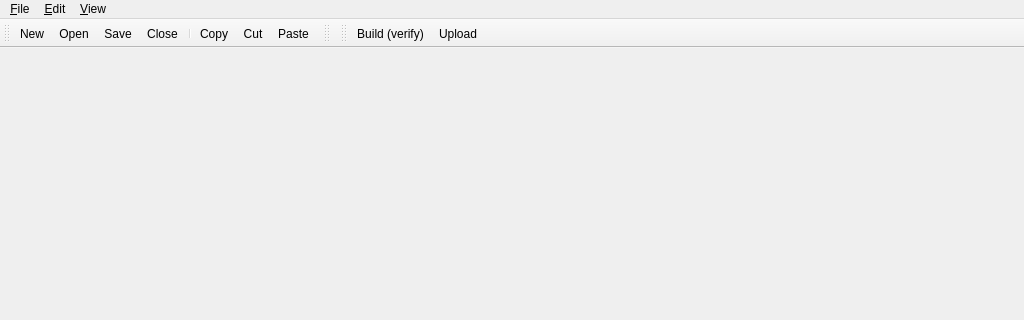
Before: the Qt Designer form gui/MainWindow.ui in mupuf/arduide, drawn with Qt 5; both pictures show x 0 to 1024 and y 0 to 320 of the 1024 by 768 pixel window.
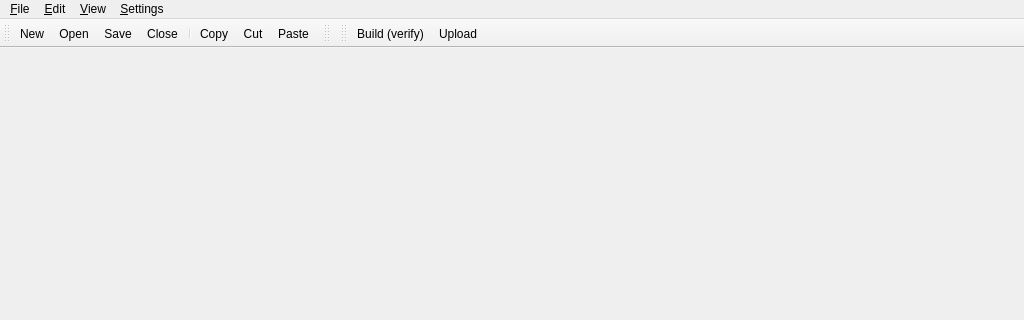
After: the same form once the commit is applied. Icons and pictures are not drawn. Custom widgets are drawn as their Qt base class.

Commit message: configuration dialog

Patch:
```diff
--- a/gui/MainWindow.ui
+++ b/gui/MainWindow.ui
@@ -48,9 +48,16 @@
     </property>
     <addaction name="actionToggle_dock"/>
    </widget>
+   <widget class="QMenu" name="menu_Settings">
+    <property name="title">
+     <string>&amp;Settings</string>
+    </property>
+    <addaction name="action_Configure_the_IDE"/>
+   </widget>
    <addaction name="menu_File"/>
    <addaction name="menu_Edit"/>
    <addaction name="menu_View"/>
+   <addaction name="menu_Settings"/>
   </widget>
   <widget class="QToolBar" name="toolBar">
    <property name="windowTitle">
```
Left out of the diff: 9 changed lines with no effect on the pictures. The commit also changes 6 other files.
